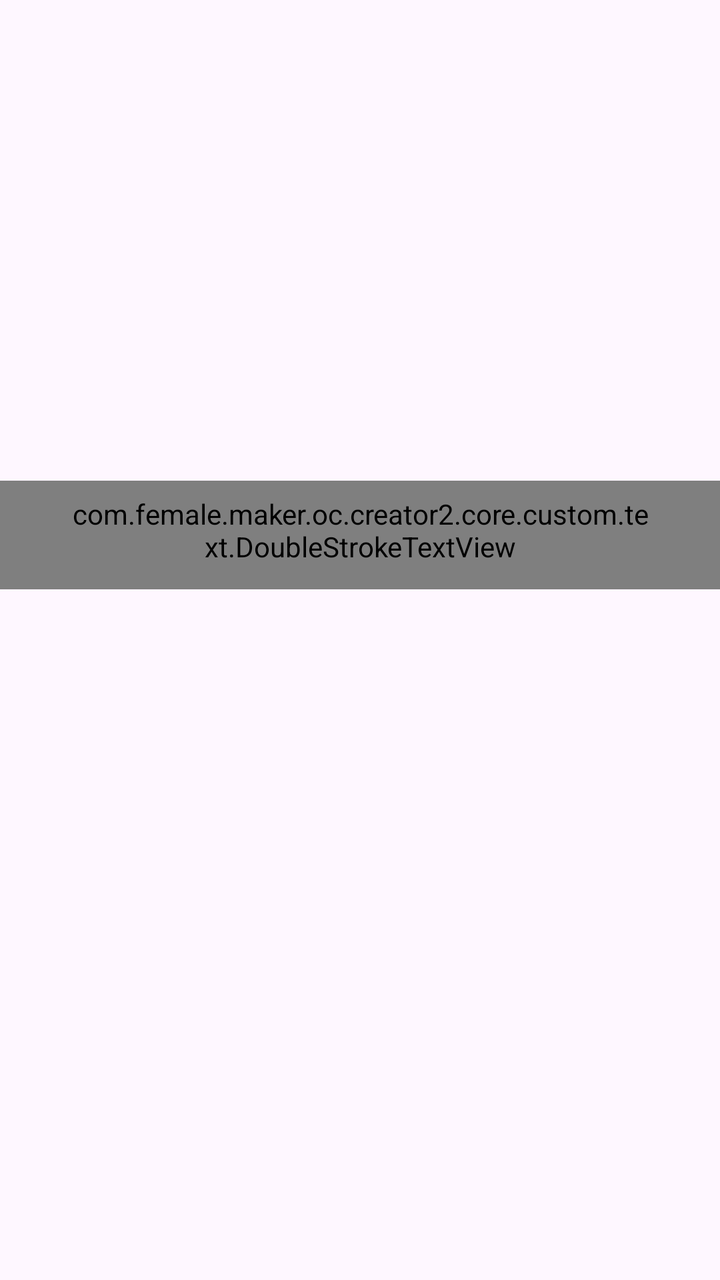
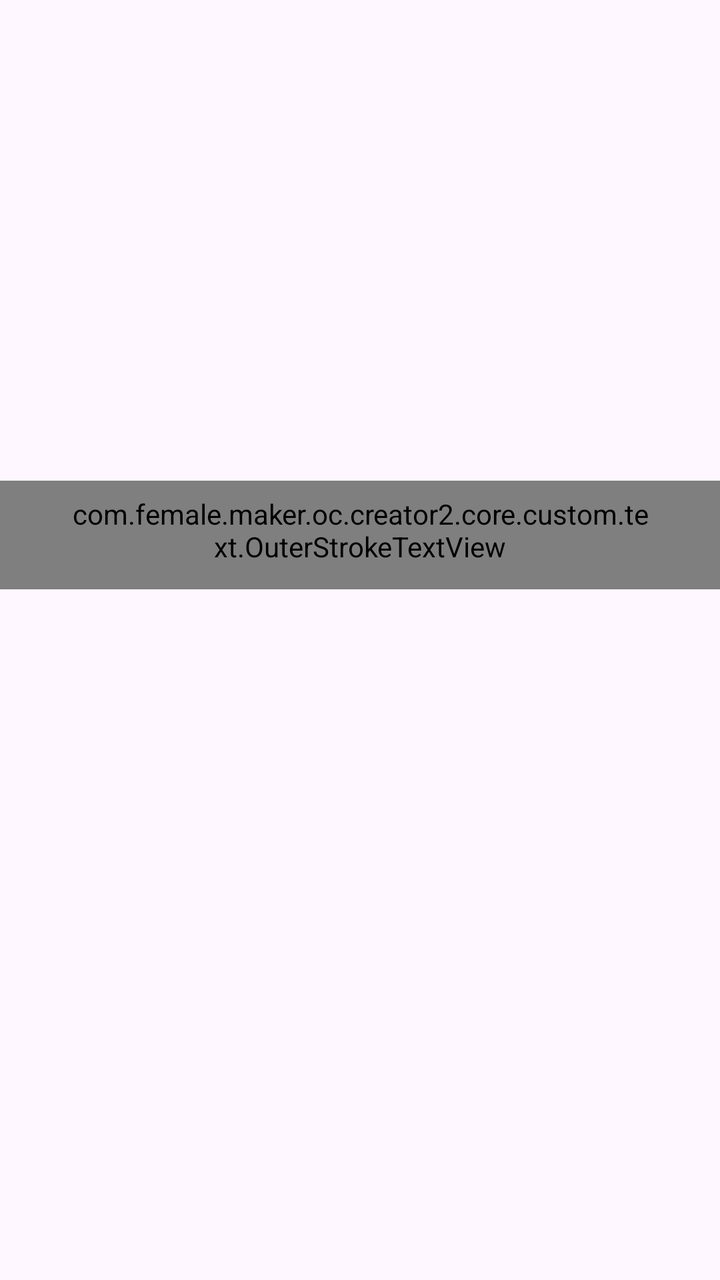

Screens rendered from an Android XML layout before and after an edit, with the pre-edit source and the edit as a unified diff.
<!-- AndroidManifest.xml: application theme Theme.BaseProject -->
<!-- res/layout/fragment_my_design.xml -->
<?xml version="1.0" encoding="utf-8"?>
<FrameLayout xmlns:android="http://schemas.android.com/apk/res/android"
    xmlns:app="http://schemas.android.com/apk/res-auto"
    xmlns:tools="http://schemas.android.com/tools"
    android:layout_width="match_parent"
    tools:background="@drawable/bg_down"
    android:layout_height="match_parent"
    tools:context=".ui.my_creation.fragment.MyDesignFragment">

    
    <androidx.recyclerview.widget.RecyclerView
        android:id="@+id/rcvMyDesign"
        android:layout_width="match_parent"
        android:layout_height="match_parent"
        android:paddingHorizontal="10dp"
        android:clipChildren="false"
        android:layout_marginTop="11.5dp"
        app:layoutManager="androidx.recyclerview.widget.GridLayoutManager"
        app:spanCount="2"
        tools:listitem="@layout/item_my_design" />

    
    <LinearLayout
        android:id="@+id/layoutNoItem"
        android:layout_width="wrap_content"
        android:layout_height="wrap_content"
        android:layout_gravity="center"
        android:gravity="center"
        android:layout_marginBottom="50dp"
        android:orientation="vertical"
        android:visibility="visible"
        app:layout_constraintBottom_toBottomOf="parent"
        app:layout_constraintEnd_toEndOf="parent"
        app:layout_constraintStart_toStartOf="parent"
        app:layout_constraintTop_toBottomOf="@+id/layoutActionBar">

        <ImageView
            android:layout_width="256dp"
            android:layout_height="236dp"
            android:adjustViewBounds="true"
            android:visibility="gone"
            android:src="@drawable/img_no_item" />

        <com.female.maker.oc.creator2.core.custom.text.DoubleStrokeTextView
            style="@style/single_marquee"
            android:layout_width="wrap_content"
            android:layout_height="wrap_content"
            android:fontFamily="@font/copperplategothic_bold"
            android:gravity="center"
            android:paddingHorizontal="33dp"
            android:paddingVertical="12dp"
            android:text="@string/no_item_here"
            android:textColor="@color/white"
            app:outerStrokeColor="@color/app"
            app:outerStrokeWidth="2dp"
            android:textSize="20sp"
            android:translationY="-5dp" />
    </LinearLayout>

</FrameLayout>
<!-- res/layout/item_my_design.xml (included above) -->
<?xml version="1.0" encoding="utf-8"?>
<androidx.constraintlayout.widget.ConstraintLayout xmlns:android="http://schemas.android.com/apk/res/android"
    xmlns:app="http://schemas.android.com/apk/res-auto"
    android:layout_width="match_parent"
    android:layout_height="wrap_content"
    android:layout_margin="7.5dp"
    android:background="@drawable/frame_item_avatar"
    >

    <FrameLayout
        android:layout_width="match_parent"
        android:layout_height="0dp"
        app:layout_constraintStart_toStartOf="parent"
        app:layout_constraintTop_toTopOf="parent"
        app:layout_constraintEnd_toEndOf="parent"
        android:background="@drawable/bg_app_character_item"
        app:layout_constraintDimensionRatio="1:1"

        />

    <com.google.android.material.card.MaterialCardView
        android:layout_width="match_parent"
        android:layout_height="0dp"
        android:layout_margin="5dp"
        android:translationY="-2dp"
        app:cardBackgroundColor="@color/white"
        app:cardCornerRadius="9dp"
        app:layout_constraintDimensionRatio="1:1"
        app:layout_constraintEnd_toEndOf="parent"
        app:layout_constraintStart_toStartOf="parent"
        app:layout_constraintTop_toTopOf="parent"
        app:strokeColor="@color/transparent"
        >

        
        <ImageView
            android:id="@+id/imvImage"
            android:layout_width="match_parent"
            android:layout_height="match_parent"
            android:scaleType="centerCrop" />

        <ImageView
            android:id="@+id/imvImageOverlay"
            android:layout_width="match_parent"
            android:layout_height="match_parent"
            android:scaleType="centerCrop"
            android:background="#66000000"
            android:visibility="gone"
            />

        
        <ImageView
            android:id="@+id/btnDelete"
            android:layout_width="28dp"
            android:layout_height="28dp"
            android:layout_gravity="end"
            android:layout_margin="3dp"
            android:src="@drawable/ic_delete_item" />

        
        <ImageView
            android:id="@+id/btnSelect"
            android:layout_width="28dp"
            android:layout_height="28dp"
            android:layout_gravity="end"
            android:layout_margin="3dp"
            android:src="@drawable/ic_not_select" />
    </com.google.android.material.card.MaterialCardView>

</androidx.constraintlayout.widget.ConstraintLayout>
<!-- resources referenced by this layout -->
<resources>
  <color name="app">#FFD700</color>
  <color name="transparent">#00FFFFFF</color>
  <color name="white">#FFFFFFFF</color>
  <!-- drawable bg_app_character_item (drawable) -->
  <?xml version="1.0" encoding="utf-8"?>
  <shape xmlns:android="http://schemas.android.com/apk/res/android"
      android:shape="rectangle">
  
      <solid android:color="@color/transparent"/>
      <stroke android:color="@color/transparent"/>
      <corners android:radius="20dp"/>
  
  </shape>
  <!-- drawable frame_item_avatar: png bitmap (drawable, 3565 bytes) -->
  <!-- drawable ic_delete_item: png bitmap (drawable, 2763 bytes) -->
  <!-- drawable ic_not_select: png bitmap (drawable, 2028 bytes) -->
  <!-- drawable img_no_item: png bitmap (drawable, 330718 bytes) -->
  <string name="no_item_here">\u000aNo item here\u000a</string>
  <style name="single_marquee">
          <item name="android:singleLine">true</item>
          <item name="android:ellipsize">marquee</item>
          <item name="android:marqueeRepeatLimit">marquee_forever</item>
      </style>
  <style name="Theme.BaseProject" parent="Base.Theme.BaseProject" />
  <style name="Base.Theme.BaseProject" parent="Theme.Material3.DayNight.NoActionBar">
          <item name="android:windowTranslucentStatus">false</item>
          <item name="android:statusBarColor">@android:color/transparent</item>
          <item name="android:windowSoftInputMode">adjustResize</item>
      </style>
</resources>

<!-- the commit's change to res/layout/fragment_my_design.xml (unified diff, before → after) -->
@@ -41,7 +41,7 @@
             android:visibility="gone"
             android:src="@drawable/img_no_item" />
 
-        <com.female.maker.oc.creator2.core.custom.text.DoubleStrokeTextView
+        <com.female.maker.oc.creator2.core.custom.text.OuterStrokeTextView
             style="@style/single_marquee"
             android:layout_width="wrap_content"
             android:layout_height="wrap_content"
@@ -51,8 +51,11 @@
             android:paddingVertical="12dp"
             android:text="@string/no_item_here"
             android:textColor="@color/white"
-            app:outerStrokeColor="@color/app"
-            app:outerStrokeWidth="2dp"
+            app:outerStrokeColor="@color/app1"
+            android:shadowColor="@color/app2"
+            app:outerStrokeWidth="1dp"
+            android:shadowDy="3"
+            android:shadowRadius=".1"
             android:textSize="20sp"
             android:translationY="-5dp" />
     </LinearLayout>
@@ -65,7 +68,6 @@
     android:layout_width="match_parent"
     android:layout_height="wrap_content"
     android:layout_margin="7.5dp"
-    android:background="@drawable/frame_item_avatar"
     >
 
     <FrameLayout
<!-- resource entries referenced after the edit -->
@@ -1,21 +1,12 @@
 <!-- resources referenced by this layout -->
 <resources>
-  <color name="app">#FFD700</color>
+  <color name="app1">#2B1A00</color>
+  <color name="app2">#5C2316</color>
   <color name="transparent">#00FFFFFF</color>
   <color name="white">#FFFFFFFF</color>
-  <!-- drawable bg_app_character_item (drawable) -->
-  <?xml version="1.0" encoding="utf-8"?>
-  <shape xmlns:android="http://schemas.android.com/apk/res/android"
-      android:shape="rectangle">
-  
-      <solid android:color="@color/transparent"/>
-      <stroke android:color="@color/transparent"/>
-      <corners android:radius="20dp"/>
-  
-  </shape>
-  <!-- drawable frame_item_avatar: png bitmap (drawable, 3565 bytes) -->
-  <!-- drawable ic_delete_item: png bitmap (drawable, 2763 bytes) -->
-  <!-- drawable ic_not_select: png bitmap (drawable, 2028 bytes) -->
+  <!-- drawable bg_app_character_item: png bitmap (drawable, 7412 bytes) -->
+  <!-- drawable ic_delete_item: png bitmap (drawable, 7075 bytes) -->
+  <!-- drawable ic_not_select: png bitmap (drawable, 6665 bytes) -->
   <!-- drawable img_no_item: png bitmap (drawable, 330718 bytes) -->
   <string name="no_item_here">\u000aNo item here\u000a</string>
   <style name="single_marquee">
